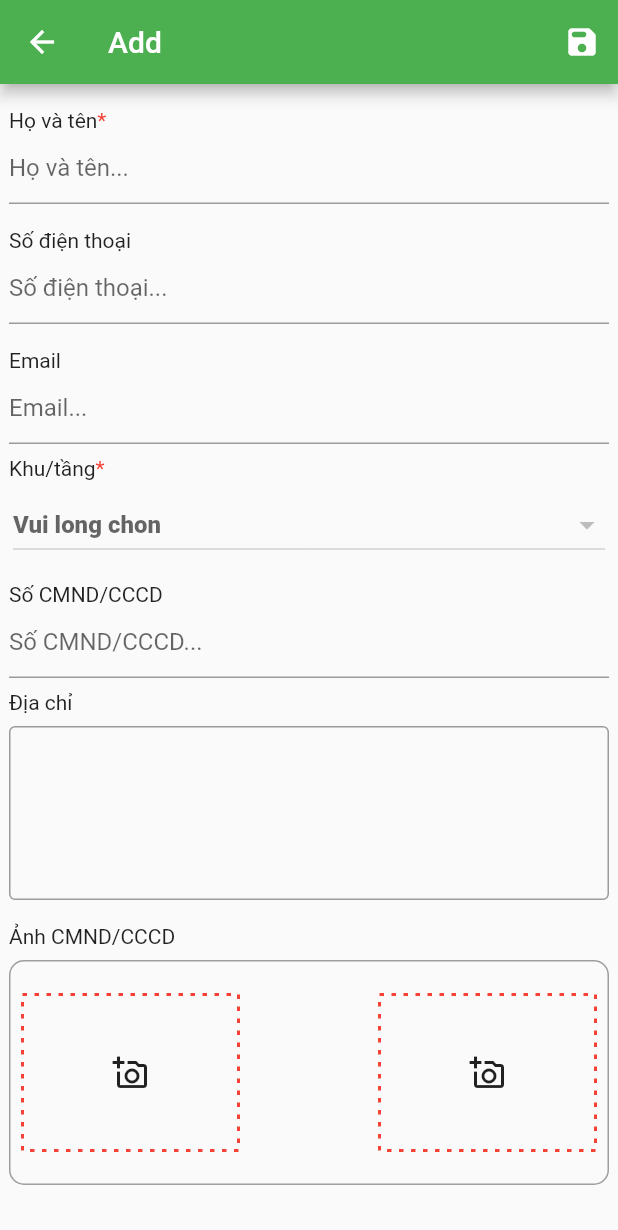
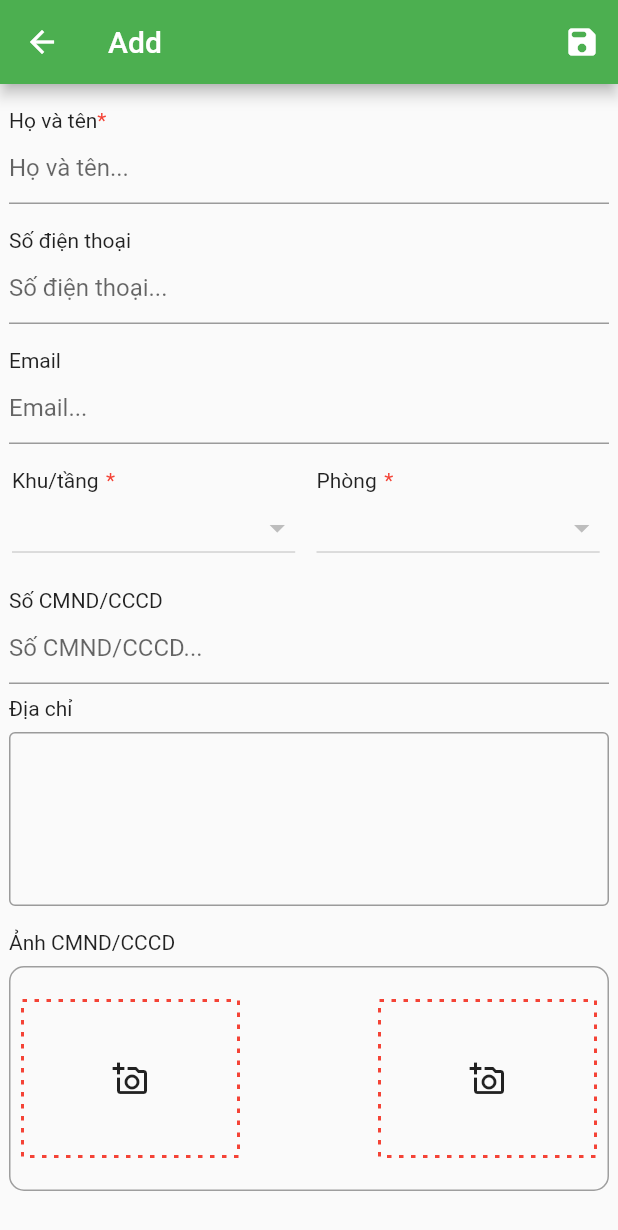
Before and after one commit to yinweii/4owner, a Flutter app: the IndentureScreen screen opened directly, after a tap on the "add" icon, on a phone screen of 412 x 824 dp. Shown: the top 1230 px of the screen. Run offline on Flutter 3.47's test engine with Material 2 defaults, Android fonts, the phone set to English and light mode, and no system bars; drawn by our look-alikes of dotted_border; our stand-ins replace cloud_firestore, firebase_auth, firebase_core, image_picker, logger; missing offline and left inert: min_id; accounts and stored records are empty.

Commit message:
add customer

```diff
--- a/lib/constants/constants.dart
+++ b/lib/constants/constants.dart
@@ -3,4 +3,5 @@ class Constants {
   static const userDb = 'users';
   static const floorsDb = 'floors';
   static const serviceDb = 'services';
+  static const customerDb = 'customer';
 }
--- a/lib/provider/customer_provider.dart
+++ b/lib/provider/customer_provider.dart
@@ -2,7 +2,9 @@ import 'package:cloud_firestore/cloud_firestore.dart';
 import 'package:firebase_auth/firebase_auth.dart';
 import 'package:flutter/foundation.dart';
 import 'package:min_id/min_id.dart';
+import 'package:owner_app/constants/constants.dart';
 import 'package:owner_app/model/customer_model.dart';
+import 'package:owner_app/utils/firebase_path.dart';
 import 'package:owner_app/utils/logger.dart';
 
 class Customer with ChangeNotifier {
@@ -39,8 +41,34 @@ class Customer with ChangeNotifier {
     );
     setIsLoading(true);
     _listCustomer.add(newCustomer);
+    try {
+      _fireStore
+          .collection(Constants.userDb)
+          .doc(userUID)
+          .collection(Constants.customerDb)
+          .doc(customer.id)
+          .set(newCustomer.toMap());
+    } on Exception catch (e) {
+      // TODO
+      print(e.toString());
+    }
 
     setIsLoading(false);
+  }
+
+  Future<void> getListCustomer() async {
+    List<CustomerModel> listExtract = [];
+    snapshot = await _fireStore
+        .collection(Constants.userDb)
+        .doc(userUID)
+        .collection(Constants.customerDb)
+        .get();
+
+    for (var docs in snapshot!.docs) {
+      listExtract
+          .add(CustomerModel.fromMap(docs.data() as Map<String, dynamic>));
+    }
+    _listCustomer = listCustomer;
   }
 
   void setIsLoading(value) {
--- a/lib/provider/floor_provider.dart
+++ b/lib/provider/floor_provider.dart
@@ -25,8 +25,8 @@ class Floor with ChangeNotifier, Helper {
   List<FloorModel> get floorList => _floorList;
 
   //
-  FloorModel _floorModel = FloorModel();
-  FloorModel get floorModel => _floorModel;
+  FloorModel? _floorModel;
+  FloorModel get floorModel => _floorModel ?? FloorModel();
 
   //list
   List<RoomModel> _listRoom = [];
@@ -115,17 +115,22 @@ class Floor with ChangeNotifier, Helper {
   }
 
 // get floor infor detail
-  Future<void> getFloorDetail(String? idFloor) async {
+  Future<FloorModel?> getFloorDetail(String idFloor) async {
+    try {
       documentSnapshot = await _fireStore
           .collection(Constants.userDb) //
           .doc(userUID)
           .collection(Constants.floorsDb)
           .doc(idFloor)
           .get();
-    // print(
-    //     'DETAIL: ${FloorModel.fromMap(documentSnapshot!.data() as Map<String, dynamic>)}');
+
       _floorModel =
-        FloorModel.fromMap(documentSnapshot!.data() as Map<String, dynamic>);
+          FloorModel.fromMap(documentSnapshot?.data() as Map<String, dynamic>);
+      notifyListeners();
+    } on Exception catch (e) {
+      // TODO
+      print('ERROR: ${e.toString()}');
+    }
   }
 
   // ignore: unused_element
--- a/lib/screens/customer/add_customer_screen.dart
+++ b/lib/screens/customer/add_customer_screen.dart
@@ -4,9 +4,11 @@ import 'package:dotted_border/dotted_border.dart';
 import 'package:flutter/material.dart';
 import 'package:image_picker/image_picker.dart';
 import 'package:logger/logger.dart';
+import 'package:min_id/min_id.dart';
 import 'package:owner_app/components/custom_textfield.dart';
 import 'package:owner_app/model/customer_model.dart';
 import 'package:owner_app/model/floor_model.dart';
+import 'package:owner_app/model/room_model.dart';
 import 'package:owner_app/provider/customer_provider.dart';
 import 'package:owner_app/provider/floor_provider.dart';
 import 'package:owner_app/utils/logger.dart';
@@ -44,8 +46,10 @@ class _AddCustomerScreenState extends State<AddCustomerScreen>
   }
 
   String? _select;
+  String? _selectRoom;
   bool uploading = false;
   double val = 0;
+  List<RoomModel> room = [];
 
   // TODO(last code): get image
   // Future<void> chooseImage() async {
@@ -60,13 +64,14 @@ class _AddCustomerScreenState extends State<AddCustomerScreen>
   void _saveForm() async {
     if (_formKey.currentState!.validate()) {
       var newCustomer = CustomerModel(
+        id: MinId.getId(),
         name: _nameController.text,
         phoneNumber: _phoneNumberController.text,
         dateOfBirth: '',
         cardNumber: _cardNunberController.text,
         email: _emailController.text,
-        roomNumber: '',
-        floorNumber: _select,
+        roomNumber: _selectRoom,
+        floorNumber: context.read<Floor>().findById(_select ?? '').name,
         address: _addressController.text,
         gender: '',
         imageFirstUrl: '',
@@ -122,28 +127,24 @@ class _AddCustomerScreenState extends State<AddCustomerScreen>
                     hintext: 'Email...',
                   ),
                   Padding(
-                    padding: const EdgeInsets.symmetric(horizontal: 6),
+                    padding: const EdgeInsets.all(8.0),
                     child: Row(
+                      mainAxisAlignment: MainAxisAlignment.spaceBetween,
                       children: [
-                        Text('Khu/tầng'),
-                        Text(
-                          '*',
-                          style: TextStyle(color: Colors.red),
-                        ),
-                      ],
-                    ),
-                  ),
-                  Padding(
-                    padding:
-                        const EdgeInsets.symmetric(horizontal: 3, vertical: 6),
-                    child: Container(
-                      alignment: Alignment.center,
-                      child: DropdownButton(
+                        Expanded(
+                          child: Column(
+                            crossAxisAlignment: CrossAxisAlignment.start,
+                            children: [
+                              _buildLable('Khu/tầng'),
+                              FutureBuilder(
+                                future: getFloor(),
+                                builder: (ctx, snapshort) => DropdownButton(
                                   hint: Container(
-                          width: Utils.sizeWidth(context) * 0.9,
+                                    width: Utils.sizeWidth(context) * 0.4,
                                     child: Text(
-                            "${(_select ?? '').isNotEmpty ? _select : 'Vui long chon'}",
-                            style: TextStyle(fontWeight: FontWeight.w800),
+                                      "${(_select ?? '').isNotEmpty ? context.watch<Floor>().findById(_select!).name : ''}",
+                                      style: TextStyle(
+                                          fontWeight: FontWeight.w800),
                                     ),
                                   ), // Not necessary for Option 1
 
@@ -152,16 +153,57 @@ class _AddCustomerScreenState extends State<AddCustomerScreen>
                                       .floorList
                                       .map((FloorModel floorItem) {
                                     return DropdownMenuItem<String>(
-                            value: floorItem.name,
+                                      value: floorItem.id,
                                       child: new Text(floorItem.name ?? ''),
                                     );
                                   }).toList(),
                                   onChanged: (String? value) {
                                     setState(() {
                                       _select = value;
+                                      room = context
+                                              .read<Floor>()
+                                              .findById(_select!)
+                                              .roomList ??
+                                          [];
                                     });
                                   },
                                 ),
+                              ),
+                            ],
+                          ),
+                        ),
+                        SizedBox(width: 10),
+                        Expanded(
+                          child: Column(
+                            crossAxisAlignment: CrossAxisAlignment.start,
+                            children: [
+                              _buildLable('Phòng'),
+                              DropdownButton(
+                                hint: Container(
+                                  width: Utils.sizeWidth(context) * 0.4,
+                                  child: Text(
+                                    "${(_selectRoom ?? '').isNotEmpty ? _selectRoom : ''}",
+                                    style:
+                                        TextStyle(fontWeight: FontWeight.w800),
+                                  ),
+                                ), // Not necessary for Option 1
+
+                                items: room.map((e) {
+                                  return DropdownMenuItem<String>(
+                                    value: e.romName,
+                                    child: new Text(e.romName ?? ''),
+                                  );
+                                }).toList(),
+                                onChanged: (String? value) {
+                                  setState(() {
+                                    _selectRoom = value;
+                                  });
+                                },
+                              ),
+                            ],
+                          ),
+                        ),
+                      ],
                     ),
                   ),
                   TextFieldCustom(
@@ -262,4 +304,17 @@ class _AddCustomerScreenState extends State<AddCustomerScreen>
       ),
     );
   }
+
+  Widget _buildLable(String title) {
+    return Row(
+      children: [
+        Text(title),
+        SizedBox(width: 5),
+        Text(
+          '*',
+          style: TextStyle(color: Colors.red),
+        ),
+      ],
+    );
   }
+}
--- a/lib/screens/customer/components/customer_list.dart
+++ b/lib/screens/customer/components/customer_list.dart
@@ -1,15 +1,31 @@
 import 'package:flutter/material.dart';
+import 'package:owner_app/model/customer_model.dart';
 
 import 'package:owner_app/provider/customer_provider.dart';
 import 'package:owner_app/screens/customer/components/customer_item.dart';
 import 'package:provider/provider.dart';
 
-class CustomerList extends StatelessWidget {
+class CustomerList extends StatefulWidget {
   const CustomerList({Key? key}) : super(key: key);
 
   @override
+  State<CustomerList> createState() => _CustomerListState();
+}
+
+class _CustomerListState extends State<CustomerList> {
+  @override
+  void initState() {
+    super.initState();
+    context.read<Customer>().getListCustomer();
+  }
+
+  @override
   Widget build(BuildContext context) {
-    final listCustomer = context.watch<Customer>().listCustomer;
+    final listCustomer = context.read<Customer>().listCustomer;
+    print('LIST CUSTOMER: ${listCustomer}');
+    return FutureBuilder(
+        future: context.read<Customer>().getListCustomer(),
+        builder: (context, snapshot) {
           return ListView.separated(
             physics: const BouncingScrollPhysics(),
             shrinkWrap: true,
@@ -28,5 +44,6 @@ class CustomerList extends StatelessWidget {
               );
             },
           );
+        });
   }
 }
--- a/lib/screens/customer/customer_screen.dart
+++ b/lib/screens/customer/customer_screen.dart
@@ -1,8 +1,10 @@
 import 'package:flutter/material.dart';
+import 'package:owner_app/provider/customer_provider.dart';
 import 'package:owner_app/utils/utils.dart';
 
 import 'add_customer_screen.dart';
 import 'components/customer_list.dart';
+import 'package:provider/provider.dart';
 
 class IndentureScreen extends StatefulWidget {
   const IndentureScreen({Key? key}) : super(key: key);
@@ -18,6 +20,7 @@ class _IndentureScreenState extends State<IndentureScreen>
   void initState() {
     super.initState();
     controller = TabController(length: 2, vsync: this);
+    context.read<Customer>().getListCustomer();
   }
 
   @override
--- /dev/null
+++ b/lib/utils/firebase_path.dart
@@ -0,0 +1,6 @@
+class FirestorePath {
+  static String todo(String uid, String todoId) => 'users/$uid/todos/$todoId';
+  static String customer(String uid, String nameColection) =>
+      'users/$uid/$nameColection';
+}
+///users/LbfFG7xoUhP1ofTPrrHXYq0kCoi2/customer/7tEmQ8TnfyVQ5y
```
Also changed, not shown: lib/screens/customer/components/customer_item.dart (+11 -1 lines), lib/screens/room/room_screen.dart (+37 -98 lines). Lines whose indentation alone changed are shown as unchanged.
